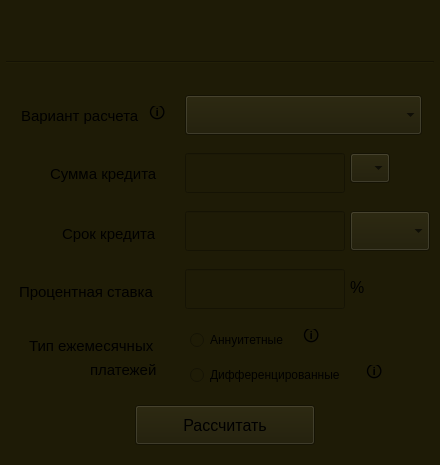
First picture: the form in src/s21_smartcalc/s21_credit.ui, repository kossadda/C7_s21_SmartCalc, before the edit.
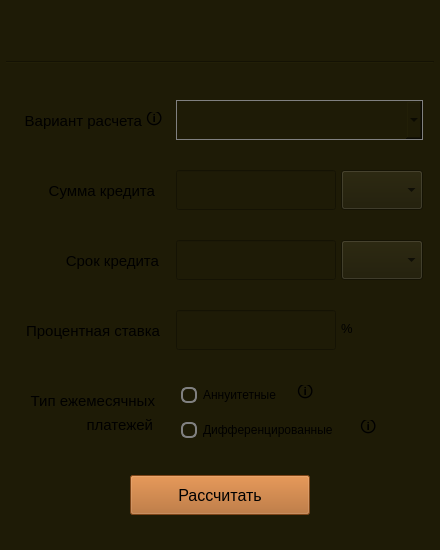
Second picture: the form after the edit. Icons and pictures are not drawn.

Diff of the .ui file:
```diff
--- a/src/s21_smartcalc/s21_credit.ui
+++ b/src/s21_smartcalc/s21_credit.ui
@@ -7,19 +7,19 @@
     <x>0</x>
     <y>0</y>
     <width>440</width>
-    <height>465</height>
+    <height>550</height>
    </rect>
   </property>
   <property name="minimumSize">
    <size>
     <width>440</width>
-    <height>465</height>
+    <height>550</height>
    </size>
   </property>
   <property name="maximumSize">
    <size>
     <width>440</width>
-    <height>465</height>
+    <height>550</height>
    </size>
   </property>
   <property name="windowTitle">
@@ -35,13 +35,13 @@
    <property name="minimumSize">
     <size>
      <width>440</width>
-     <height>465</height>
+     <height>550</height>
     </size>
    </property>
    <property name="maximumSize">
     <size>
      <width>440</width>
-     <height>465</height>
+     <height>550</height>
     </size>
    </property>
    <property name="styleSheet">
@@ -50,8 +50,8 @@
    <widget class="QPushButton" name="calculate">
     <property name="geometry">
      <rect>
-      <x>135</x>
-      <y>405</y>
+      <x>130</x>
+      <y>475</y>
       <width>180</width>
       <height>40</height>
      </rect>
@@ -79,6 +79,15 @@
       <pointsize>12</pointsize>
      </font>
     </property>
+    <property name="styleSheet">
+     <string notr="true">QPushButton {
+    background-color: rgb(175, 97, 33);
+}
+
+QPushButton:pressed {
+    background-color: rgb(50, 50, 50);
+}</string>
+    </property>
     <property name="text">
      <string>Рассчитать</string>
     </property>
@@ -86,7 +95,7 @@
    <widget class="QComboBox" name="creditBox">
     <property name="geometry">
      <rect>
-      <x>5</x>
+      <x>6</x>
       <y>9</y>
       <width>200</width>
       <height>50</height>
@@ -132,8 +141,8 @@
    <widget class="QLabel" name="calc_type">
     <property name="geometry">
      <rect>
-      <x>21</x>
-      <y>101</y>
+      <x>12</x>
+      <y>106</y>
       <width>130</width>
       <height>30</height>
      </rect>
@@ -167,12 +176,15 @@
     <property name="text">
      <string>Вариант расчета</string>
     </property>
+    <property name="alignment">
+     <set>Qt::AlignRight|Qt::AlignTrailing|Qt::AlignVCenter</set>
+    </property>
    </widget>
    <widget class="QLabel" name="info_label_1">
     <property name="geometry">
      <rect>
-      <x>149</x>
-      <y>106</y>
+      <x>146</x>
+      <y>112</y>
       <width>17</width>
       <height>17</height>
      </rect>
@@ -207,9 +219,9 @@
    <widget class="QComboBox" name="calc_type_box">
     <property name="geometry">
      <rect>
-      <x>185</x>
-      <y>95</y>
-      <width>237</width>
+      <x>176</x>
+      <y>100</y>
+      <width>247</width>
       <height>40</height>
      </rect>
     </property>
@@ -231,12 +243,27 @@
       <height>40</height>
      </size>
     </property>
+    <property name="font">
+     <font>
+      <pointsize>9</pointsize>
+     </font>
+    </property>
+    <property name="styleSheet">
+     <string notr="true">QComboBox {
+    border: 1px solid #808080;
+}
+
+QComboBox QAbstractItemView {
+    selection-background-color: #ffA500;
+}
+</string>
+    </property>
    </widget>
    <widget class="QLineEdit" name="sum_line">
     <property name="geometry">
      <rect>
-      <x>185</x>
-      <y>153</y>
+      <x>176</x>
+      <y>170</y>
       <width>160</width>
       <height>40</height>
      </rect>
@@ -263,9 +290,9 @@
    <widget class="QLabel" name="sum">
     <property name="geometry">
      <rect>
-      <x>50</x>
-      <y>159</y>
-      <width>115</width>
+      <x>5</x>
+      <y>176</y>
+      <width>150</width>
       <height>30</height>
      </rect>
     </property>
@@ -283,7 +310,7 @@
     </property>
     <property name="maximumSize">
      <size>
-      <width>125</width>
+      <width>150</width>
       <height>400</height>
      </size>
     </property>
@@ -292,20 +319,26 @@
       <pointsize>11</pointsize>
      </font>
     </property>
+    <property name="layoutDirection">
+     <enum>Qt::RightToLeft</enum>
+    </property>
     <property name="styleSheet">
      <string notr="true">background-color: rgb(30, 27, 6);</string>
     </property>
     <property name="text">
      <string>Сумма кредита</string>
     </property>
+    <property name="alignment">
+     <set>Qt::AlignRight|Qt::AlignTrailing|Qt::AlignVCenter</set>
+    </property>
    </widget>
    <widget class="QComboBox" name="sum_box">
     <property name="geometry">
      <rect>
-      <x>350</x>
-      <y>153</y>
-      <width>40</width>
-      <height>30</height>
+      <x>341</x>
+      <y>170</y>
+      <width>82</width>
+      <height>40</height>
      </rect>
     </property>
     <property name="sizePolicy">
@@ -330,9 +363,9 @@
    <widget class="QLabel" name="time">
     <property name="geometry">
      <rect>
-      <x>62</x>
-      <y>219</y>
-      <width>106</width>
+      <x>18</x>
+      <y>246</y>
+      <width>141</width>
       <height>30</height>
      </rect>
     </property>
@@ -350,7 +383,7 @@
     </property>
     <property name="maximumSize">
      <size>
-      <width>110</width>
+      <width>150</width>
       <height>400</height>
      </size>
     </property>
@@ -365,12 +398,15 @@
     <property name="text">
      <string>Срок кредита</string>
     </property>
+    <property name="alignment">
+     <set>Qt::AlignRight|Qt::AlignTrailing|Qt::AlignVCenter</set>
+    </property>
    </widget>
    <widget class="QLineEdit" name="time_line">
     <property name="geometry">
      <rect>
-      <x>185</x>
-      <y>211</y>
+      <x>176</x>
+      <y>240</y>
       <width>160</width>
       <height>40</height>
      </rect>
@@ -397,9 +433,9 @@
    <widget class="QComboBox" name="time_box">
     <property name="geometry">
      <rect>
-      <x>350</x>
-      <y>211</y>
-      <width>80</width>
+      <x>341</x>
+      <y>240</y>
+      <width>82</width>
       <height>40</height>
      </rect>
     </property>
@@ -425,8 +461,8 @@
    <widget class="QLabel" name="percent">
     <property name="geometry">
      <rect>
-      <x>19</x>
-      <y>277</y>
+      <x>10</x>
+      <y>316</y>
       <width>150</width>
       <height>30</height>
      </rect>
@@ -460,12 +496,15 @@
     <property name="text">
      <string>Процентная ставка</string>
     </property>
+    <property name="alignment">
+     <set>Qt::AlignRight|Qt::AlignTrailing|Qt::AlignVCenter</set>
+    </property>
    </widget>
    <widget class="QLineEdit" name="percent_line">
     <property name="geometry">
      <rect>
-      <x>185</x>
-      <y>269</y>
+      <x>176</x>
+      <y>310</y>
       <width>160</width>
       <height>40</height>
      </rect>
@@ -480,8 +519,8 @@
    <widget class="QLabel" name="info_label_2">
     <property name="geometry">
      <rect>
-      <x>350</x>
-      <y>275</y>
+      <x>341</x>
+      <y>316</y>
       <width>15</width>
       <height>25</height>
      </rect>
@@ -494,7 +533,7 @@
     </property>
     <property name="font">
      <font>
-      <pointsize>12</pointsize>
+      <pointsize>10</pointsize>
      </font>
     </property>
     <property name="text">
@@ -504,9 +543,9 @@
    <widget class="QLabel" name="payment_1">
     <property name="geometry">
      <rect>
-      <x>29</x>
-      <y>330</y>
-      <width>135</width>
+      <x>14</x>
+      <y>385</y>
+      <width>141</width>
       <height>31</height>
      </rect>
     </property>
@@ -524,7 +563,7 @@
     </property>
     <property name="maximumSize">
      <size>
-      <width>220</width>
+      <width>150</width>
       <height>400</height>
      </size>
     </property>
@@ -539,12 +578,15 @@
     <property name="text">
      <string>Тип ежемесячных</string>
     </property>
+    <property name="alignment">
+     <set>Qt::AlignRight|Qt::AlignTrailing|Qt::AlignVCenter</set>
+    </property>
    </widget>
    <widget class="QRadioButton" name="payment_type_1">
     <property name="geometry">
      <rect>
-      <x>190</x>
-      <y>325</y>
+      <x>181</x>
+      <y>380</y>
       <width>110</width>
       <height>30</height>
      </rect>
@@ -567,6 +609,20 @@
       <height>40</height>
      </size>
     </property>
+    <property name="styleSheet">
+     <string notr="true">QRadioButton::indicator {
+    border: 2px solid #808080;
+    width: 12px;
+    height: 12px;
+    border-radius: 6px;
+}
+
+QRadioButton::indicator:checked {
+    background-color: #ffA500;
+    border: 3px solid #808080;
+}
+</string>
+    </property>
     <property name="text">
      <string>Аннуитетные</string>
     </property>
@@ -574,8 +630,8 @@
    <widget class="QRadioButton" name="payment_type_2">
     <property name="geometry">
      <rect>
-      <x>190</x>
-      <y>360</y>
+      <x>181</x>
+      <y>415</y>
       <width>172</width>
       <height>30</height>
      </rect>
@@ -598,6 +654,20 @@
       <height>40</height>
      </size>
     </property>
+    <property name="styleSheet">
+     <string notr="true">QRadioButton::indicator {
+    border: 2px solid #808080;
+    width: 12px;
+    height: 12px;
+    border-radius: 6px;
+}
+
+QRadioButton::indicator:checked {
+    background-color: #ffA500;
+    border: 3px solid #808080;
+}
+</string>
+    </property>
     <property name="text">
      <string>Дифференцированные</string>
     </property>
@@ -605,9 +675,9 @@
    <widget class="QLabel" name="payment_2">
     <property name="geometry">
      <rect>
-      <x>90</x>
-      <y>360</y>
-      <width>72</width>
+      <x>12</x>
+      <y>415</y>
+      <width>141</width>
       <height>20</height>
      </rect>
     </property>
@@ -625,7 +695,7 @@
     </property>
     <property name="maximumSize">
      <size>
-      <width>220</width>
+      <width>150</width>
       <height>400</height>
      </size>
     </property>
@@ -640,6 +710,9 @@
     <property name="text">
      <string>платежей</string>
     </property>
+    <property name="alignment">
+     <set>Qt::AlignRight|Qt::AlignTrailing|Qt::AlignVCenter</set>
+    </property>
    </widget>
    <widget class="Line" name="line">
     <property name="geometry">
@@ -657,8 +730,8 @@
    <widget class="QLabel" name="info_label_3">
     <property name="geometry">
      <rect>
-      <x>303</x>
-      <y>329</y>
+      <x>297</x>
+      <y>385</y>
       <width>17</width>
       <height>17</height>
      </rect>
@@ -693,8 +766,8 @@
    <widget class="QLabel" name="info_label_4">
     <property name="geometry">
      <rect>
-      <x>366</x>
-      <y>365</y>
+      <x>360</x>
+      <y>420</y>
       <width>17</width>
       <height>17</height>
      </rect>
```
